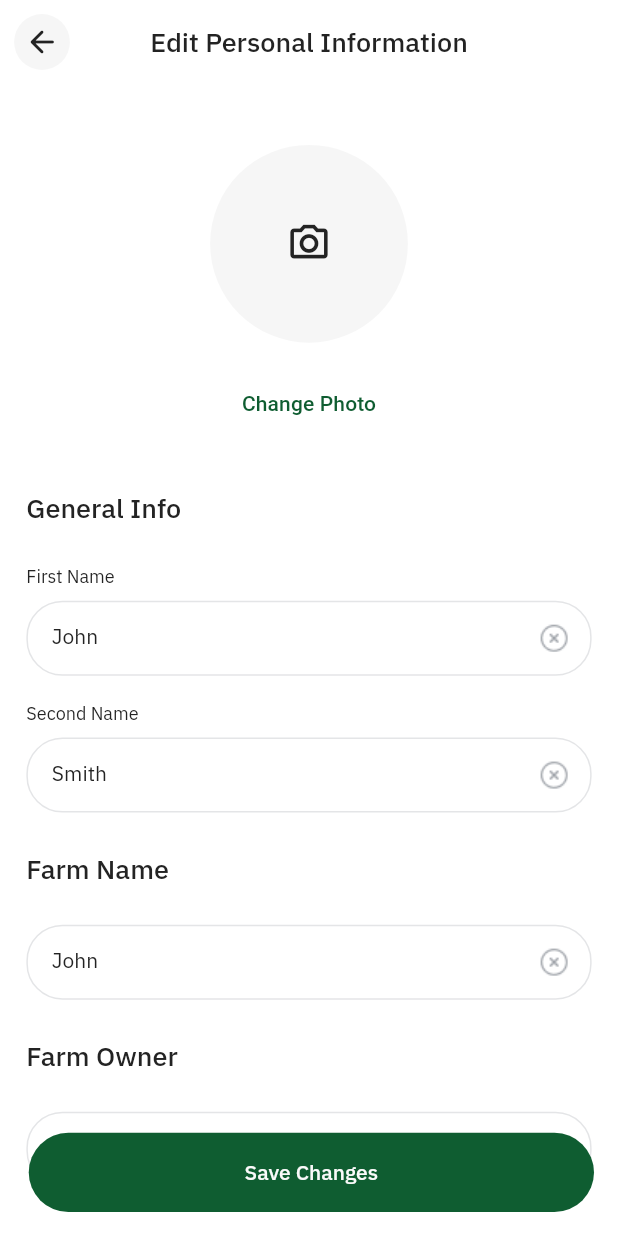
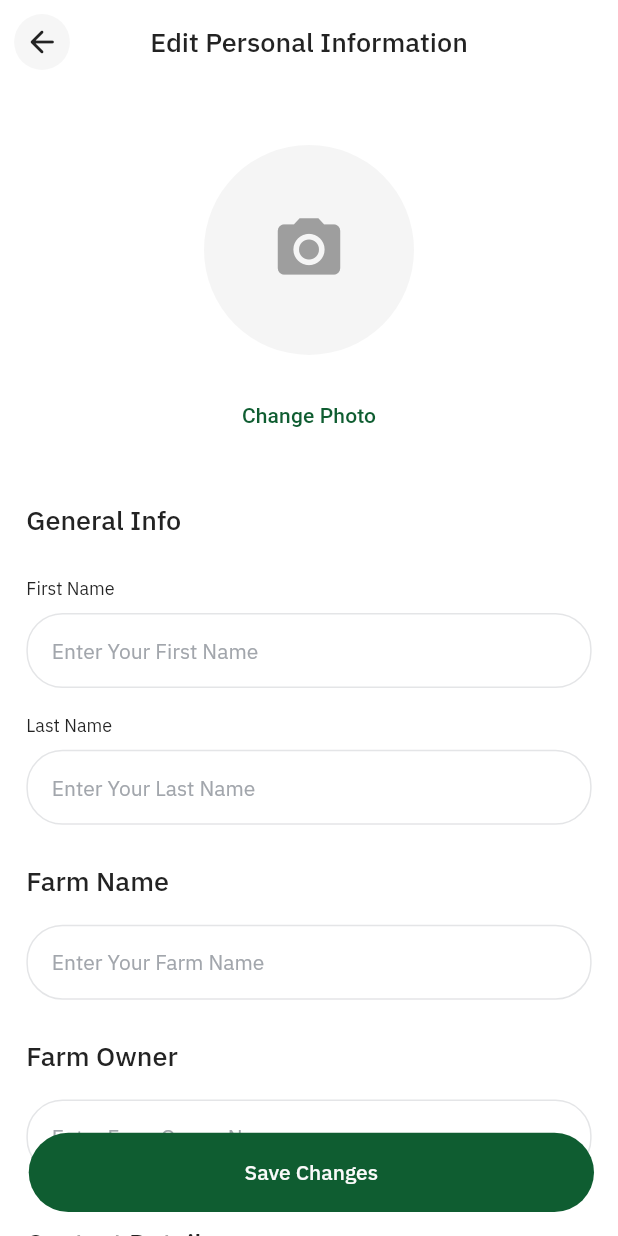
Before and after one commit to SARRaza/Sulala-Upgraded, a Flutter app: the EditProfileInformation screen opened directly, on a phone screen of 412 x 824 dp. Run offline on Flutter 3.47's test engine with Material 3 defaults, Android fonts, the phone set to English and light mode, and no system bars; our stand-ins replace badges, dotted_border, file_picker, flutter_riverpod, google_fonts, image_picker and 4 more; missing offline and left inert: nuts_activity_indicator.

Commit message:
Edit profile page

```diff
--- a/lib/main.dart
+++ b/lib/main.dart
@@ -1,8 +1,7 @@
 import 'package:flutter/material.dart';
 import 'package:sulala_upgrade/src/data/globals.dart' as globals;
 import 'package:flutter_riverpod/flutter_riverpod.dart';
-
-import 'src/screens/account_set_up/add_personal_information.dart';
+import 'package:sulala_upgrade/src/widgets/pages/main_widgets/navigation_bar_guest_mode.dart';
 import 'src/screens/reg_mode/notifications_list.dart';
 import 'src/screens/reg_mode/reg_home_page.dart';
 import 'src/screens/sign_up/create_password.dart';
@@ -30,7 +29,7 @@ class MyApp extends StatelessWidget {
       ),
       title: 'Sulala App',
       routes: {
-        '/': (context) => const AddPersonalInfoPage(),
+        '/': (context) => const NavigationBarGuestMode(),
         '/create_password': (context) => const CreatePassword(),
         '/reg_home_page': (context) => const HomeScreenRegMode(),
         '/notifications': (context) => NotificationList(),
--- a/lib/src/screens/profile/edit_profile_information.dart
+++ b/lib/src/screens/profile/edit_profile_information.dart
@@ -1,16 +1,19 @@
 import 'dart:io';
 import 'package:flutter/material.dart';
+import 'package:flutter_riverpod/flutter_riverpod.dart';
 import 'package:image_picker/image_picker.dart';
 import 'package:sulala_upgrade/src/data/globals.dart' as globals;
+import 'package:sulala_upgrade/src/data/riverpod_globals.dart';
 import '../../theme/colors/colors.dart';
 import '../../theme/fonts/fonts.dart';
 import '../../widgets/controls_and_buttons/buttons/primary_button.dart';
 import '../../widgets/controls_and_buttons/text_buttons/primary_textbutton.dart';
 import '../../widgets/inputs/draw_ups/draw_up_widget.dart';
+import '../../widgets/inputs/phone_number_field.dart/phone_number_field.dart';
 import '../../widgets/inputs/text_fields/primary_text_field.dart';
 import '../../widgets/other/custom_snack_bar.dart';
 
-class EditProfileInformation extends StatefulWidget {
+class EditProfileInformation extends ConsumerStatefulWidget {
   const EditProfileInformation({super.key});
 
   @override
@@ -18,39 +21,39 @@ class EditProfileInformation extends StatefulWidget {
   _EditProfileInformation createState() => _EditProfileInformation();
 }
 
-class _EditProfileInformation extends State<EditProfileInformation> {
-  String firstname = 'John';
-  String secondname = 'Smith';
-  String phonenum = '+12-345678';
-  String city = 'New York';
-  String email = 'johnsmith@example.com';
-  String address = 'United Arab Emirates';
-  String country = 'Abu Dhabi';
-
+class _EditProfileInformation extends ConsumerState<EditProfileInformation> {
   final _firstnameController = TextEditingController();
-  final _secondnameController = TextEditingController();
+  final _lastnameController = TextEditingController();
   final _phonenumController = TextEditingController();
   final _cityController = TextEditingController();
   final _emailController = TextEditingController();
   final _addressController = TextEditingController();
   final _countryController = TextEditingController();
 
+  TextEditingController farmNameController = TextEditingController();
+  TextEditingController ownerNameController = TextEditingController();
+
   @override
   void initState() {
     super.initState();
-    _firstnameController.text = firstname;
-    _secondnameController.text = secondname;
-    _phonenumController.text = phonenum;
-    _cityController.text = city;
-    _emailController.text = email;
-    _addressController.text = address;
-    _countryController.text = country;
+    _firstnameController.text = ref.read(firstNameProvider);
+    _lastnameController.text = ref.read(lastNameProvider);
+    _phonenumController.text = ref.read(phoneNumberProvider);
+    _cityController.text = ref.read(cityProvider);
+
+    _emailController.text = ref.read(emailAdressProvider);
+
+    _addressController.text = ref.read(countryProvider);
+
+    _countryController.text = ref.read(countryProvider);
+    farmNameController.text = ref.read(whatIsTheNameOfYourFarmProvider);
+    ownerNameController.text = ref.read(whoOwnTheFarmProvider);
   }
 
   @override
   void dispose() {
     _firstnameController.dispose();
-    _secondnameController.dispose();
+    _lastnameController.dispose();
     _phonenumController.dispose();
     _cityController.dispose();
     _emailController.dispose();
@@ -60,10 +63,15 @@ class _EditProfileInformation extends State<EditProfileInformation> {
   }
 
   final ImagePicker _picker = ImagePicker();
-  File? _selectedImage;
+  void _deleteAvatar() {
+    // Implement the logic to delete/reset the avatar
+    ref.read(proflePictureProvider.notifier).update((state) => null);
+    setState(() {});
+  }
 
   @override
   Widget build(BuildContext context) {
+    final profilePicture = ref.watch(proflePictureProvider);
     return SafeArea(
       child: Scaffold(
         appBar: AppBar(
@@ -102,19 +110,19 @@ class _EditProfileInformation extends State<EditProfileInformation> {
                 SizedBox(
                   height: 40 * globals.heightMediaQuery,
                 ),
-                GestureDetector(
-                  child: Center(
+                Center(
+                  child: GestureDetector(
                     child: CircleAvatar(
-                      radius: 60 * globals.widthMediaQuery,
-                      backgroundColor: AppColors.grayscale10,
-                      backgroundImage: _selectedImage != null
-                          ? FileImage(_selectedImage!)
+                      radius: 70,
+                      backgroundColor: Colors.grey[100],
+                      backgroundImage: profilePicture != null
+                          ? FileImage(profilePicture)
                           : null,
-                      child: _selectedImage == null
+                      child: profilePicture == null
                           ? const Icon(
-                              Icons.camera_alt_outlined,
-                              size: 30,
-                              color: AppColors.grayscale90,
+                              Icons.camera_alt,
+                              size: 50,
+                              color: Colors.grey,
                             )
                           : null,
                     ),
@@ -137,46 +145,67 @@ class _EditProfileInformation extends State<EditProfileInformation> {
                 ),
                 SizedBox(height: 24 * globals.heightMediaQuery),
                 PrimaryTextField(
-                    hintText: 'Enter your first name',
+                    onChanged: (value) {
+                      ref
+                          .read(firstNameProvider.notifier)
+                          .update((state) => value);
+                    },
+                    hintText: 'Enter Your First Name',
                     controller: _firstnameController,
                     labelText: 'First Name'),
                 SizedBox(height: 16 * globals.heightMediaQuery),
                 PrimaryTextField(
-                    hintText: 'Enter your first name',
-                    controller: _secondnameController,
-                    labelText: 'Second Name'),
+                    onChanged: (value) {
+                      ref
+                          .read(lastNameProvider.notifier)
+                          .update((state) => value);
+                    },
+                    hintText: 'Enter Your Last Name',
+                    controller: _lastnameController,
+                    labelText: 'Last Name'),
                 SizedBox(height: 24 * globals.heightMediaQuery),
                 Text(
                   "Farm Name",
                   style: AppFonts.headline3(color: AppColors.grayscale90),
                 ),
-                SizedBox(height: 24 * globals.heightMediaQuery),
+                SizedBox(height: 16 * globals.heightMediaQuery),
                 PrimaryTextField(
-                  hintText: 'Enter your first name',
-                  controller: _firstnameController,
+                  onChanged: (value) {
+                    ref
+                        .read(whatIsTheNameOfYourFarmProvider.notifier)
+                        .update((state) => value);
+                  },
+                  hintText: 'Enter Your Farm Name',
+                  controller: farmNameController,
                 ),
                 SizedBox(height: 24 * globals.heightMediaQuery),
                 Text(
                   "Farm Owner",
                   style: AppFonts.headline3(color: AppColors.grayscale90),
                 ),
-                SizedBox(height: 24 * globals.heightMediaQuery),
+                SizedBox(height: 16 * globals.heightMediaQuery),
                 PrimaryTextField(
-                  hintText: 'Enter your first name',
-                  controller: _firstnameController,
+                  onChanged: (value) {
+                    ref
+                        .read(whoOwnTheFarmProvider.notifier)
+                        .update((state) => value);
+                  },
+                  hintText: 'Enter Farm Owner Name',
+                  controller: ownerNameController,
                 ),
                 SizedBox(height: 32 * globals.heightMediaQuery),
                 Text("Contact Details",
                     style: AppFonts.headline3(color: AppColors.grayscale90)),
                 SizedBox(height: 24 * globals.heightMediaQuery),
-                PrimaryTextField(
-                  hintText: 'Enter your first name',
-                  controller: _phonenumController,
-                  labelText: 'Phone Number',
-                ),
+                const PhoneNumberField(),
                 SizedBox(height: 16 * globals.heightMediaQuery),
                 PrimaryTextField(
-                  hintText: 'Enter your first name',
+                  onChanged: (value) {
+                    ref
+                        .read(emailAdressProvider.notifier)
+                        .update((state) => value);
+                  },
+                  hintText: 'Enter Your Email Address',
                   controller: _emailController,
                   labelText: 'Email Address',
                 ),
@@ -185,17 +214,26 @@ class _EditProfileInformation extends State<EditProfileInformation> {
                     style: AppFonts.headline3(color: AppColors.grayscale90)),
                 SizedBox(height: 24 * globals.heightMediaQuery),
                 PrimaryTextField(
+                  onChanged: (value) {
+                    ref.read(cityProvider.notifier).update((state) => value);
+                  },
                   hintText: 'Enter Address',
                   controller: _addressController,
                 ),
                 SizedBox(height: 16 * globals.heightMediaQuery),
                 PrimaryTextField(
-                  hintText: 'Enter your first name',
+                  onChanged: (value) {
+                    ref.read(cityProvider.notifier).update((state) => value);
+                  },
+                  hintText: 'Enter Your City',
                   controller: _cityController,
                 ),
                 SizedBox(height: 16 * globals.heightMediaQuery),
                 PrimaryTextField(
-                  hintText: 'Enter your first name',
+                  onChanged: (value) {
+                    ref.read(countryProvider.notifier).update((state) => value);
+                  },
+                  hintText: 'Enter Your Country',
                   controller: _countryController,
                 ),
                 SizedBox(height: 100 * globals.heightMediaQuery),
@@ -259,9 +297,10 @@ class _EditProfileInformation extends State<EditProfileInformation> {
                   final pickedImage =
                       await _picker.pickImage(source: ImageSource.camera);
                   if (pickedImage != null) {
-                    setState(() {
-                      _selectedImage = File(pickedImage.path);
-                    });
+                    ref
+                        .read(proflePictureProvider.notifier)
+                        .update((state) => File(pickedImage.path));
+                    setState(() {});
                   }
                 },
               ),
@@ -287,9 +326,10 @@ class _EditProfileInformation extends State<EditProfileInformation> {
                   final pickedImage =
                       await _picker.pickImage(source: ImageSource.gallery);
                   if (pickedImage != null) {
-                    setState(() {
-                      _selectedImage = File(pickedImage.path);
-                    });
+                    ref
+                        .read(proflePictureProvider.notifier)
+                        .update((state) => File(pickedImage.path));
+                    setState(() {});
                   }
                 },
               ),
@@ -310,15 +350,9 @@ class _EditProfileInformation extends State<EditProfileInformation> {
                     )
                   ],
                 ),
-                onTap: () async {
+                onTap: () {
                   Navigator.pop(context);
-                  final pickedImage =
-                      await _picker.pickImage(source: ImageSource.gallery);
-                  if (pickedImage != null) {
-                    setState(() {
-                      _selectedImage = File(pickedImage.path);
-                    });
-                  }
+                  _deleteAvatar(); // Call a function to delete the avatar
                 },
               ),
             ],
```
Also changed, not shown: lib/src/screens/account_set_up/add_personal_information.dart (+2 -8 lines).
